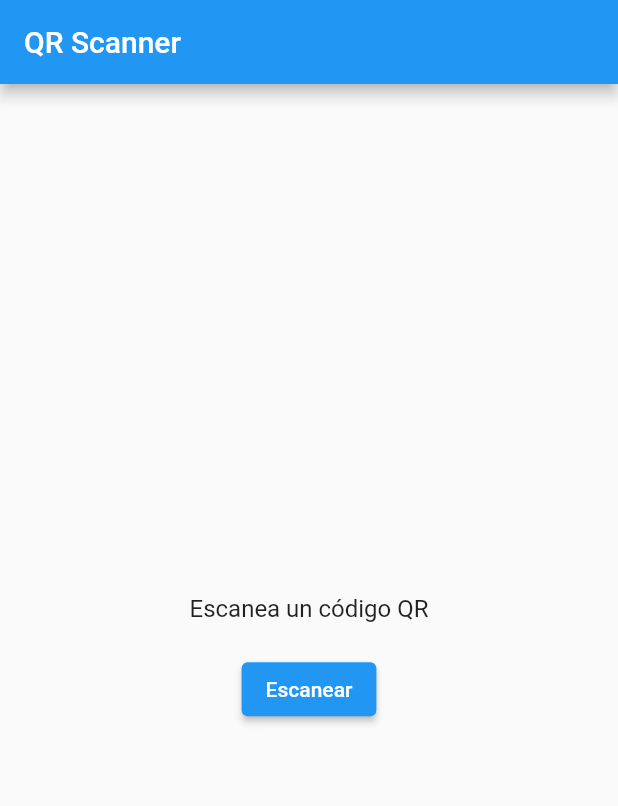
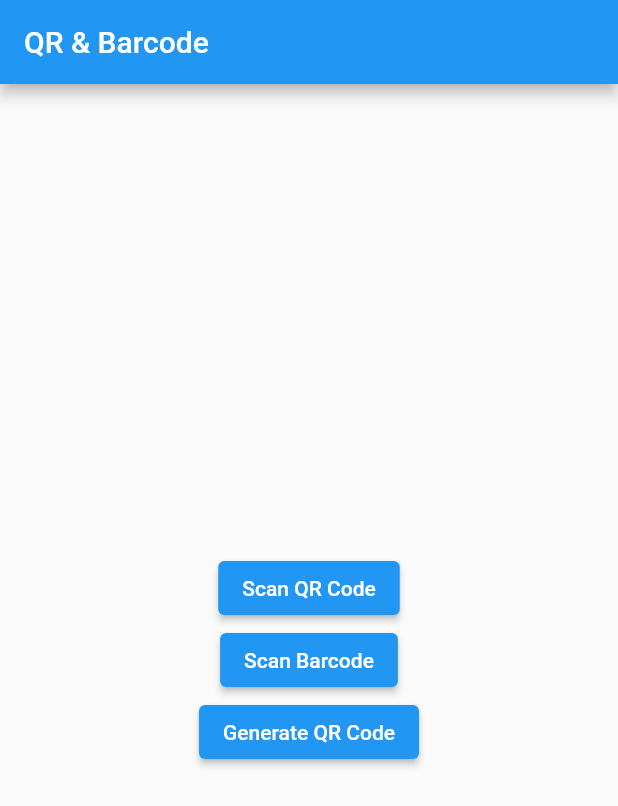
Before and after one commit to everjulian/QRFlutter, a Flutter app: the screen it shows after launch, on a phone screen of 412 x 824 dp. Shown: the top 806 px of the screen. Run offline on Flutter 3.47's test engine with Material 2 defaults, Android fonts, the phone set to English and light mode, and no system bars; our stand-ins replace qr_flutter; missing offline and left inert: flutter_barcode_scanner.

Commit message:
Actulizavion de Qr - Barra

```diff
--- /dev/null
+++ b/lib/BarcodeScanPage.dart
@@ -0,0 +1,67 @@
+import 'package:flutter/material.dart';
+import 'package:flutter_barcode_scanner/flutter_barcode_scanner.dart';
+
+
+class MyApp extends StatelessWidget {
+  @override
+  Widget build(BuildContext context) {
+    return MaterialApp(
+      title: 'Barcode Scanner',
+      theme: ThemeData(primarySwatch: Colors.blue),
+      home: BarcodeScanPage(),
+    );
+  }
+}
+
+class BarcodeScanPage extends StatefulWidget {
+  @override
+  _BarcodeScanPageState createState() => _BarcodeScanPageState();
+}
+
+class _BarcodeScanPageState extends State<BarcodeScanPage> {
+  String scannedBarcode = 'Scanned Barcode:';
+
+  Future<void> _scanBarcode() async {
+    String barcode = await FlutterBarcodeScanner.scanBarcode(
+      '#FF0000',
+      'Cancel',
+      true,
+      ScanMode.BARCODE,
+    );
+
+    if (barcode != '-1') {
+      setState(() {
+        scannedBarcode = 'Scanned Barcode: $barcode';
+      });
+    } else {
+      setState(() {
+        scannedBarcode = 'Scan cancelled';
+      });
+    }
+  }
+
+  @override
+  Widget build(BuildContext context) {
+    return Scaffold(
+      appBar: AppBar(
+        title: Text('Barcode Scanner'),
+      ),
+      body: Center(
+        child: Column(
+          mainAxisAlignment: MainAxisAlignment.center,
+          children: [
+            Text(
+              scannedBarcode,
+              style: TextStyle(fontSize: 20),
+            ),
+            SizedBox(height: 16),
+            ElevatedButton(
+              onPressed: _scanBarcode,
+              child: Text('Start Scan'),
+            ),
+          ],
+        ),
+      ),
+    );
+  }
+}
--- /dev/null
+++ b/lib/HomePage.dart
@@ -0,0 +1,31 @@
+import 'package:flutter/material.dart';
+
+class HomePage extends StatelessWidget {
+  @override
+  Widget build(BuildContext context) {
+    return Scaffold(
+      appBar: AppBar(
+        title: Text('QR & Barcode'),
+      ),
+      body: Center(
+        child: Column(
+          mainAxisAlignment: MainAxisAlignment.center,
+          children: [
+            ElevatedButton(
+              onPressed: () => Navigator.pushNamed(context, '/qr_scan'),
+              child: Text('Scan QR Code'),
+            ),
+            ElevatedButton(
+              onPressed: () => Navigator.pushNamed(context, '/barcode_scan'),
+              child: Text('Scan Barcode'),
+            ),
+            ElevatedButton(
+              onPressed: () => Navigator.pushNamed(context, '/qr_generator'),
+              child: Text('Generate QR Code'),
+            ),
+          ],
+        ),
+      ),
+    );
+  }
+}
--- a/lib/main.dart
+++ b/lib/main.dart
@@ -1,72 +1,25 @@
 import 'package:flutter/material.dart';
 import 'package:flutter_barcode_scanner/flutter_barcode_scanner.dart';
 
-void main() {
-  runApp(MyApp());
-}
+import 'BarcodeScanPage.dart';
+import 'HomePage.dart';
+import 'QrGeneratorPage.dart';
+
+void main() => runApp(MyApp());
 
 class MyApp extends StatelessWidget {
   @override
   Widget build(BuildContext context) {
     return MaterialApp(
-      title: 'QR Scanner',
-      theme: ThemeData(
-        primarySwatch: Colors.blue,
-      ),
-      home: MyHomePage(title: 'QR Scanner'),
+      title: 'QR & Barcode',
+      theme: ThemeData(primarySwatch: Colors.blue),
+       debugShowCheckedModeBanner: false, // Agrega esta línea para desactivar el banner de depuración
+
+      routes: {
+        '/': (context) => HomePage(),
+        '/barcode_scan': (context) => BarcodeScanPage(),
+        '/qr_generator': (context) => QrGeneratorPage(),
+      },
     );
   }
 }
-
-class MyHomePage extends StatefulWidget {
-  MyHomePage({Key? key, required this.title}) : super(key: key);
-
-  final String title;
-
-  @override
-  _MyHomePageState createState() => _MyHomePageState();
-}
-
-class _MyHomePageState extends State<MyHomePage> {
-  String _qrCode = 'Escanea un código QR';
-
-  Future<void> _scanQRCode() async {
-    String qrCode = await FlutterBarcodeScanner.scanBarcode(
-      '#FF0000', // Color del láser del escáner
-      'Cancelar', // Texto del botón de cancelar
-      true, // Modo de escaneo en pantalla completa
-      ScanMode.QR, // Tipo de código para escanear
-    );
-
-    if (!mounted) return;
-
-    setState(() {
-      _qrCode = qrCode;
-    });
-  }
-
-  @override
-  Widget build(BuildContext context) {
-    return Scaffold(
-      appBar: AppBar(
-        title: Text(widget.title),
-      ),
-      body: Center(
-        child: Column(
-          mainAxisAlignment: MainAxisAlignment.center,
-          children: <Widget>[
-            Text(
-              _qrCode,
-              style: TextStyle(fontSize: 16),
-            ),
-            SizedBox(height: 20),
-            ElevatedButton(
-              onPressed: _scanQRCode,
-              child: Text('Escanear'),
-            ),
-          ],
-        ),
-      ),
-    );
-  }
-}
--- a/pubspec.yaml
+++ b/pubspec.yaml
@@ -31,6 +31,8 @@ dependencies:
   flutter:
     sdk: flutter
   flutter_barcode_scanner: ^2.0.0
+  # qr_code_scanner: ^1.0.0-alpha.1
+  qr_flutter: ^4.1.0
 
 
   # The following adds the Cupertino Icons font to your application.
```
Also changed, not shown: lib/QrGeneratorPage.dart (added, +50 -0 lines), lib/QrScanPage.dart (added, +58 -0 lines), pubspec.lock.
